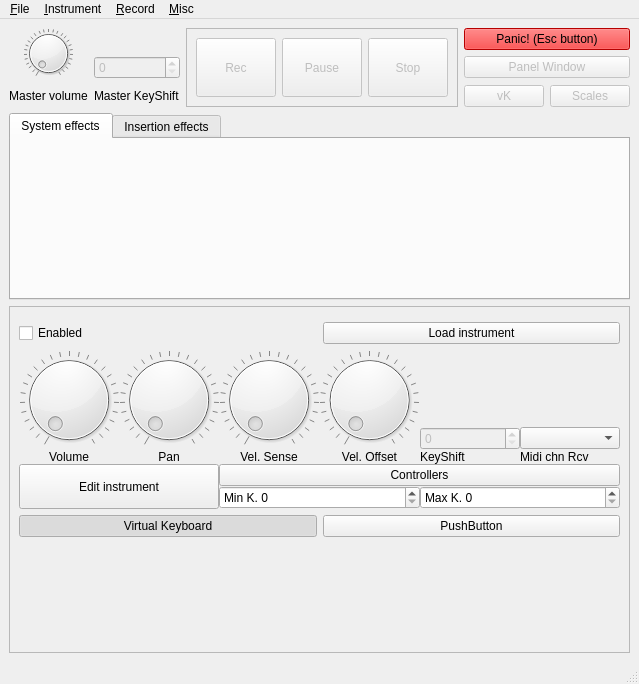
The window that src/NewUI/MasterUI.ui (saidinesh5/ZynAddSubFX) describes before a commit, drawn with Qt 5.
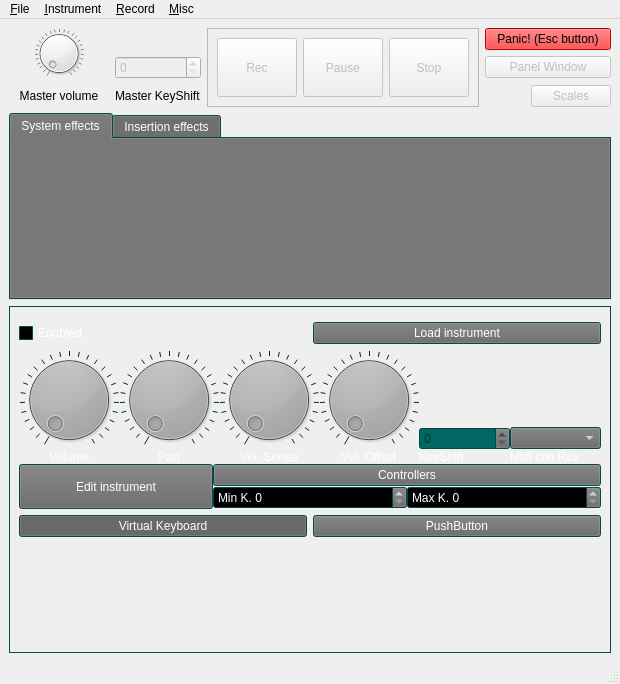
The same window after the commit. Custom widgets are drawn as their Qt base class.

Commit message: New colors, inspired by the old fltk gui

What changed in the file:
```diff
--- a/src/NewUI/MasterUI.ui
+++ b/src/NewUI/MasterUI.ui
@@ -17,16 +17,6 @@
    <layout class="QVBoxLayout" name="verticalLayout">
     <item>
      <layout class="QGridLayout" name="gridLayout">
-      <item row="2" column="3">
-       <widget class="QPushButton" name="pushButton_2">
-        <property name="enabled">
-         <bool>false</bool>
-        </property>
-        <property name="text">
-         <string>vK</string>
-        </property>
-       </widget>
-      </item>
       <item row="2" column="4">
        <widget class="QPushButton" name="pushButton_3">
         <property name="enabled">
@@ -591,6 +581,421 @@
     </item>
     <item>
      <widget class="QTabWidget" name="tabWidget">
+      <property name="palette">
+       <palette>
+        <active>
+         <colorrole role="WindowText">
+          <brush brushstyle="SolidPattern">
+           <color alpha="255">
+            <red>255</red>
+            <green>255</green>
+            <blue>255</blue>
+           </color>
+          </brush>
+         </colorrole>
+         <colorrole role="Button">
+          <brush brushstyle="SolidPattern">
+           <color alpha="255">
+            <red>103</red>
+            <green>103</green>
+            <blue>103</blue>
+           </color>
+          </brush>
+         </colorrole>
+         <colorrole role="Light">
+          <brush brushstyle="SolidPattern">
+           <color alpha="255">
+            <red>0</red>
+            <green>90</green>
+            <blue>180</blue>
+           </color>
+          </brush>
+         </colorrole>
+         <colorrole role="Midlight">
+          <brush brushstyle="SolidPattern">
+           <color alpha="255">
+            <red>0</red>
+            <green>129</green>
+            <blue>124</blue>
+           </color>
+          </brush>
+         </colorrole>
+         <colorrole role="Dark">
+          <brush brushstyle="SolidPattern">
+           <color alpha="255">
+            <red>0</red>
+            <green>51</green>
+            <blue>49</blue>
+           </color>
+          </brush>
+         </colorrole>
+         <colorrole role="Mid">
+          <brush brushstyle="SolidPattern">
+           <color alpha="255">
+            <red>0</red>
+            <green>68</green>
+            <blue>66</blue>
+           </color>
+          </brush>
+         </colorrole>
+         <colorrole role="Text">
+          <brush brushstyle="SolidPattern">
+           <color alpha="255">
+            <red>255</red>
+            <green>255</green>
+            <blue>255</blue>
+           </color>
+          </brush>
+         </colorrole>
+         <colorrole role="BrightText">
+          <brush brushstyle="SolidPattern">
+           <color alpha="255">
+            <red>255</red>
+            <green>255</green>
+            <blue>255</blue>
+           </color>
+          </brush>
+         </colorrole>
+         <colorrole role="ButtonText">
+          <brush brushstyle="SolidPattern">
+           <color alpha="255">
+            <red>255</red>
+            <green>255</green>
+            <blue>255</blue>
+           </color>
+          </brush>
+         </colorrole>
+         <colorrole role="Base">
+          <brush brushstyle="SolidPattern">
+           <color alpha="255">
+            <red>0</red>
+            <green>0</green>
+            <blue>0</blue>
+           </color>
+          </brush>
+         </colorrole>
+         <colorrole role="Window">
+          <brush brushstyle="SolidPattern">
+           <color alpha="255">
+            <red>0</red>
+            <green>103</green>
+            <blue>99</blue>
+           </color>
+          </brush>
+         </colorrole>
+         <colorrole role="Shadow">
+          <brush brushstyle="SolidPattern">
+           <color alpha="255">
+            <red>0</red>
+            <green>0</green>
+            <blue>0</blue>
+           </color>
+          </brush>
+         </colorrole>
+         <colorrole role="AlternateBase">
+          <brush brushstyle="SolidPattern">
+           <color alpha="255">
+            <red>0</red>
+            <green>51</green>
+            <blue>49</blue>
+           </color>
+          </brush>
+         </colorrole>
+         <colorrole role="ToolTipBase">
+          <brush brushstyle="SolidPattern">
+           <color alpha="255">
+            <red>255</red>
+            <green>255</green>
+            <blue>220</blue>
+           </color>
+          </brush>
+         </colorrole>
+         <colorrole role="ToolTipText">
+          <brush brushstyle="SolidPattern">
+           <color alpha="255">
+            <red>0</red>
+            <green>0</green>
+            <blue>0</blue>
+           </color>
+          </brush>
+         </colorrole>
+        </active>
+        <inactive>
+         <colorrole role="WindowText">
+          <brush brushstyle="SolidPattern">
+           <color alpha="255">
+            <red>255</red>
+            <green>255</green>
+            <blue>255</blue>
+           </color>
+          </brush>
+         </colorrole>
+         <colorrole role="Button">
+          <brush brushstyle="SolidPattern">
+           <color alpha="255">
+            <red>103</red>
+            <green>103</green>
+            <blue>103</blue>
+           </color>
+          </brush>
+         </colorrole>
+         <colorrole role="Light">
+          <brush brushstyle="SolidPattern">
+           <color alpha="255">
+            <red>0</red>
+            <green>90</green>
+            <blue>180</blue>
+           </color>
+          </brush>
+         </colorrole>
+         <colorrole role="Midlight">
+          <brush brushstyle="SolidPattern">
+           <color alpha="255">
+            <red>0</red>
+            <green>129</green>
+            <blue>124</blue>
+           </color>
+          </brush>
+         </colorrole>
+         <colorrole role="Dark">
+          <brush brushstyle="SolidPattern">
+           <color alpha="255">
+            <red>0</red>
+            <green>51</green>
+            <blue>49</blue>
+           </color>
+          </brush>
+         </colorrole>
+         <colorrole role="Mid">
+          <brush brushstyle="SolidPattern">
+           <color alpha="255">
+            <red>0</red>
+            <green>68</green>
+            <blue>66</blue>
+           </color>
+          </brush>
+         </colorrole>
+         <colorrole role="Text">
+          <brush brushstyle="SolidPattern">
+           <color alpha="255">
+            <red>255</red>
+            <green>255</green>
+            <blue>255</blue>
+           </color>
+          </brush>
+         </colorrole>
+         <colorrole role="BrightText">
+          <brush brushstyle="SolidPattern">
+           <color alpha="255">
+            <red>255</red>
+            <green>255</green>
+            <blue>255</blue>
+           </color>
+          </brush>
+         </colorrole>
+         <colorrole role="ButtonText">
+          <brush brushstyle="SolidPattern">
+           <color alpha="255">
+            <red>255</red>
+            <green>255</green>
+            <blue>255</blue>
+           </color>
+          </brush>
+         </colorrole>
+         <colorrole role="Base">
+          <brush brushstyle="SolidPattern">
+           <color alpha="255">
+            <red>0</red>
+            <green>0</green>
+            <blue>0</blue>
+           </color>
+          </brush>
+         </colorrole>
+         <colorrole role="Window">
+          <brush brushstyle="SolidPattern">
+           <color alpha="255">
+            <red>0</red>
+            <green>103</green>
+            <blue>99</blue>
+           </color>
+          </brush>
+         </colorrole>
+         <colorrole role="Shadow">
+          <brush brushstyle="SolidPattern">
+           <color alpha="255">
+            <red>0</red>
+            <green>0</green>
+            <blue>0</blue>
+           </color>
+          </brush>
+         </colorrole>
+         <colorrole role="AlternateBase">
+          <brush brushstyle="SolidPattern">
+           <color alpha="255">
+            <red>0</red>
+            <green>51</green>
+            <blue>49</blue>
+           </color>
+          </brush>
+         </colorrole>
+         <colorrole role="ToolTipBase">
+          <brush brushstyle="SolidPattern">
+           <color alpha="255">
+            <red>255</red>
+            <green>255</green>
+            <blue>220</blue>
+           </color>
+          </brush>
+         </colorrole>
+         <colorrole role="ToolTipText">
+          <brush brushstyle="SolidPattern">
+           <color alpha="255">
+            <red>0</red>
+            <green>0</green>
+            <blue>0</blue>
+           </color>
+          </brush>
+         </colorrole>
+        </inactive>
+        <disabled>
+         <colorrole role="WindowText">
+          <brush brushstyle="SolidPattern">
+           <color alpha="255">
+            <red>0</red>
+            <green>51</green>
+            <blue>49</blue>
+           </color>
+          </brush>
+         </colorrole>
+         <colorrole role="Button">
+          <brush brushstyle="SolidPattern">
+           <color alpha="255">
+            <red>103</red>
+            <green>103</green>
+            <blue>103</blue>
+           </color>
+          </brush>
+         </colorrole>
+         <colorrole role="Light">
+          <brush brushstyle="SolidPattern">
+           <color alpha="255">
+            <red>0</red>
+            <green>90</green>
+            <blue>180</blue>
+           </color>
+          </brush>
+         </colorrole>
+         <colorrole role="Midlight">
+          <brush brushstyle="SolidPattern">
+           <color alpha="255">
+            <red>0</red>
+            <green>129</green>
+            <blue>124</blue>
+           </color>
+          </brush>
+         </colorrole>
+         <colorrole role="Dark">
+          <brush brushstyle="SolidPattern">
+           <color alpha="255">
+            <red>0</red>
+            <green>51</green>
+            <blue>49</blue>
+           </color>
+          </brush>
+         </colorrole>
+         <colorrole role="Mid">
+          <brush brushstyle="SolidPattern">
+           <color alpha="255">
+            <red>0</red>
+            <green>68</green>
+            <blue>66</blue>
+           </color>
+          </brush>
+         </colorrole>
+         <colorrole role="Text">
+          <brush brushstyle="SolidPattern">
+           <color alpha="255">
+            <red>0</red>
+            <green>51</green>
+            <blue>49</blue>
+           </color>
+          </brush>
+         </colorrole>
+         <colorrole role="BrightText">
+          <brush brushstyle="SolidPattern">
+           <color alpha="255">
+            <red>255</red>
+            <green>255</green>
+            <blue>255</blue>
+           </color>
+          </brush>
+         </colorrole>
+         <colorrole role="ButtonText">
+          <brush brushstyle="SolidPattern">
+           <color alpha="255">
+            <red>0</red>
+            <green>51</green>
+            <blue>49</blue>
+           </color>
+          </brush>
+         </colorrole>
+         <colorrole role="Base">
+          <brush brushstyle="SolidPattern">
+           <color alpha="255">
+            <red>0</red>
+            <green>103</green>
+            <blue>99</blue>
+           </color>
+          </brush>
+         </colorrole>
+         <colorrole role="Window">
+          <brush brushstyle="SolidPattern">
+           <color alpha="255">
+            <red>0</red>
+            <green>103</green>
+            <blue>99</blue>
+           </color>
+          </brush>
+         </colorrole>
+         <colorrole role="Shadow">
+          <brush brushstyle="SolidPattern">
+           <color alpha="255">
+            <red>0</red>
+            <green>0</green>
+            <blue>0</blue>
+           </color>
+          </brush>
+         </colorrole>
+         <colorrole role="AlternateBase">
+          <brush brushstyle="SolidPattern">
+           <color alpha="255">
+            <red>0</red>
+            <green>103</green>
+            <blue>99</blue>
+           </color>
+          </brush>
+         </colorrole>
+         <colorrole role="ToolTipBase">
+          <brush brushstyle="SolidPattern">
+           <color alpha="255">
+            <red>255</red>
+            <green>255</green>
+            <blue>220</blue>
+           </color>
+          </brush>
+         </colorrole>
+         <colorrole role="ToolTipText">
+          <brush brushstyle="SolidPattern">
+           <color alpha="255">
+            <red>0</red>
+            <green>0</green>
+            <blue>0</blue>
+           </color>
+          </brush>
+         </colorrole>
+        </disabled>
+       </palette>
+      </property>
       <property name="currentIndex">
        <number>0</number>
       </property>
@@ -614,6 +1019,421 @@
       <property name="enabled">
        <bool>true</bool>
       </property>
+      <property name="palette">
+       <palette>
+        <active>
+         <colorrole role="WindowText">
+          <brush brushstyle="SolidPattern">
+           <color alpha="255">
+            <red>255</red>
+            <green>255</green>
+            <blue>255</blue>
+           </color>
+          </brush>
+         </colorrole>
+         <colorrole role="Button">
+          <brush brushstyle="SolidPattern">
+           <color alpha="255">
+            <red>103</red>
+            <green>103</green>
+            <blue>103</blue>
+           </color>
+          </brush>
+         </colorrole>
+         <colorrole role="Light">
+          <brush brushstyle="SolidPattern">
+           <color alpha="255">
+            <red>0</red>
+            <green>90</green>
+            <blue>180</blue>
+           </color>
+          </brush>
+         </colorrole>
+         <colorrole role="Midlight">
+          <brush brushstyle="SolidPattern">
+           <color alpha="255">
+            <red>0</red>
+            <green>129</green>
+            <blue>124</blue>
+           </color>
+          </brush>
+         </colorrole>
+         <colorrole role="Dark">
+          <brush brushstyle="SolidPattern">
+           <color alpha="255">
+            <red>0</red>
+            <green>51</green>
+            <blue>49</blue>
+           </color>
+          </brush>
+         </colorrole>
+         <colorrole role="Mid">
+          <brush brushstyle="SolidPattern">
+           <color alpha="255">
+            <red>0</red>
+            <green>68</green>
+            <blue>66</blue>
+           </color>
+          </brush>
+         </colorrole>
+         <colorrole role="Text">
+          <brush brushstyle="SolidPattern">
+           <color alpha="255">
+            <red>255</red>
+            <green>255</green>
+            <blue>255</blue>
+           </color>
+          </brush>
+         </colorrole>
+         <colorrole role="BrightText">
+          <brush brushstyle="SolidPattern">
+           <color alpha="255">
+            <red>255</red>
+            <green>255</green>
+            <blue>255</blue>
+           </color>
+          </brush>
+         </colorrole>
+         <colorrole role="ButtonText">
+          <brush brushstyle="SolidPattern">
+           <color alpha="255">
+            <red>255</red>
+            <green>255</green>
+            <blue>255</blue>
+           </color>
+          </brush>
+         </colorrole>
+         <colorrole role="Base">
+          <brush brushstyle="SolidPattern">
+           <color alpha="255">
+            <red>0</red>
+            <green>0</green>
+            <blue>0</blue>
+           </color>
+          </brush>
+         </colorrole>
+         <colorrole role="Window">
+          <brush brushstyle="SolidPattern">
+           <color alpha="255">
+            <red>0</red>
+            <green>103</green>
+            <blue>99</blue>
+           </color>
+          </brush>
+         </colorrole>
+         <colorrole role="Shadow">
+          <brush brushstyle="SolidPattern">
+           <color alpha="255">
+            <red>0</red>
+            <green>0</green>
+            <blue>0</blue>
+           </color>
+          </brush>
+         </colorrole>
+         <colorrole role="AlternateBase">
+          <brush brushstyle="SolidPattern">
+           <color alpha="255">
+            <red>0</red>
+            <green>51</green>
+            <blue>49</blue>
+           </color>
+          </brush>
+         </colorrole>
+         <colorrole role="ToolTipBase">
+          <brush brushstyle="SolidPattern">
+           <color alpha="255">
+            <red>255</red>
+            <green>255</green>
+            <blue>220</blue>
+           </color>
+          </brush>
+         </colorrole>
+         <colorrole role="ToolTipText">
+          <brush brushstyle="SolidPattern">
+           <color alpha="255">
+            <red>0</red>
+            <green>0</green>
+            <blue>0</blue>
+           </color>
+          </brush>
+         </colorrole>
+        </active>
+        <inactive>
+         <colorrole role="WindowText">
+          <brush brushstyle="SolidPattern">
+           <color alpha="255">
+            <red>255</red>
+            <green>255</green>
+            <blue>255</blue>
+           </color>
+          </brush>
+         </colorrole>
+         <colorrole role="Button">
+          <brush brushstyle="SolidPattern">
+           <color alpha="255">
+            <red>103</red>
+            <green>103</green>
+            <blue>103</blue>
+           </color>
+          </brush>
+         </colorrole>
+         <colorrole role="Light">
+          <brush brushstyle="SolidPattern">
+           <color alpha="255">
+            <red>0</red>
+            <green>90</green>
+            <blue>180</blue>
+           </color>
+          </brush>
+         </colorrole>
+         <colorrole role="Midlight">
+          <brush brushstyle="SolidPattern">
+           <color alpha="255">
+            <red>0</red>
+            <green>129</green>
+            <blue>124</blue>
+           </color>
+          </brush>
+         </colorrole>
+         <colorrole role="Dark">
+          <brush brushstyle="SolidPattern">
+           <color alpha="255">
+            <red>0</red>
+            <green>51</green>
+            <blue>49</blue>
+           </color>
+          </brush>
+         </colorrole>
+         <colorrole role="Mid">
+          <brush brushstyle="SolidPattern">
+           <color alpha="255">
+            <red>0</red>
+            <green>68</green>
+            <blue>66</blue>
+           </color>
+          </brush>
+         </colorrole>
+         <colorrole role="Text">
+          <brush brushstyle="SolidPattern">
+           <color alpha="255">
+            <red>255</red>
+            <green>255</green>
+            <blue>255</blue>
+           </color>
+          </brush>
+         </colorrole>
+         <colorrole role="BrightText">
+          <brush brushstyle="SolidPattern">
+           <color alpha="255">
+            <red>255</red>
+            <green>255</green>
+            <blue>255</blue>
+           </color>
+          </brush>
+         </colorrole>
+         <colorrole role="ButtonText">
+          <brush brushstyle="SolidPattern">
+           <color alpha="255">
+            <red>255</red>
+            <green>255</green>
+            <blue>255</blue>
+           </color>
+          </brush>
+         </colorrole>
+         <colorrole role="Base">
+          <brush brushstyle="SolidPattern">
+           <color alpha="255">
+            <red>0</red>
+            <green>0</green>
+            <blue>0</blue>
+           </color>
+          </brush>
+         </colorrole>
+         <colorrole role="Window">
+          <brush brushstyle="SolidPattern">
+           <color alpha="255">
+            <red>0</red>
+            <green>103</green>
+            <blue>99</blue>
+           </color>
+          </brush>
+         </colorrole>
+         <colorrole role="Shadow">
+          <brush brushstyle="SolidPattern">
+           <color alpha="255">
+            <red>0</red>
+            <green>0</green>
+            <blue>0</blue>
+           </color>
+          </brush>
+         </colorrole>
+         <colorrole role="AlternateBase">
+          <brush brushstyle="SolidPattern">
+           <color alpha="255">
+            <red>0</red>
+            <green>51</green>
+            <blue>49</blue>
+           </color>
+          </brush>
+         </colorrole>
+         <colorrole role="ToolTipBase">
+          <brush brushstyle="SolidPattern">
+           <color alpha="255">
+            <red>255</red>
+            <green>255</green>
+            <blue>220</blue>
+           </color>
+          </brush>
+         </colorrole>
+         <colorrole role="ToolTipText">
+          <brush brushstyle="SolidPattern">
+           <color alpha="255">
+            <red>0</red>
+            <green>0</green>
+            <blue>0</blue>
+           </color>
+          </brush>
+         </colorrole>
+        </inactive>
+        <disabled>
+         <colorrole role="WindowText">
+          <brush brushstyle="SolidPattern">
+           <color alpha="255">
+            <red>0</red>
+            <green>51</green>
+            <blue>49</blue>
+           </color>
+          </brush>
+         </colorrole>
+         <colorrole role="Button">
+          <brush brushstyle="SolidPattern">
+           <color alpha="255">
+            <red>103</red>
+            <green>103</green>
+            <blue>103</blue>
+           </color>
+          </brush>
+         </colorrole>
+         <colorrole role="Light">
+          <brush brushstyle="SolidPattern">
+           <color alpha="255">
+            <red>0</red>
+            <green>90</green>
+            <blue>180</blue>
+           </color>
+          </brush>
+         </colorrole>
+         <colorrole role="Midlight">
+          <brush brushstyle="SolidPattern">
+           <color alpha="255">
+            <red>0</red>
+            <green>129</green>
+            <blue>124</blue>
+           </color>
+          </brush>
+         </colorrole>
+         <colorrole role="Dark">
+          <brush brushstyle="SolidPattern">
+           <color alpha="255">
+            <red>0</red>
+            <green>51</green>
+            <blue>49</blue>
+           </color>
+          </brush>
+         </colorrole>
+         <colorrole role="Mid">
+          <brush brushstyle="SolidPattern">
+           <color alpha="255">
+            <red>0</red>
+            <green>68</green>
+            <blue>66</blue>
+           </color>
+          </brush>
+         </colorrole>
+         <colorrole role="Text">
+          <brush brushstyle="SolidPattern">
+           <color alpha="255">
+            <red>0</red>
+            <green>51</green>
+            <blue>49</blue>
+           </color>
+          </brush>
+         </colorrole>
+         <colorrole role="BrightText">
+          <brush brushstyle="SolidPattern">
+           <color alpha="255">
+            <red>255</red>
+            <green>255</green>
+            <blue>255</blue>
+           </color>
+          </brush>
+         </colorrole>
+         <colorrole role="ButtonText">
+          <brush brushstyle="SolidPattern">
+           <color alpha="255">
+            <red>0</red>
+            <green>51</green>
+            <blue>49</blue>
+           </color>
+          </brush>
+         </colorrole>
+         <colorrole role="Base">
+          <brush brushstyle="SolidPattern">
+           <color alpha="255">
+            <red>0</red>
+            <green>103</green>
+            <blue>99</blue>
+           </color>
+          </brush>
+         </colorrole>
+         <colorrole role="Window">
+          <brush brushstyle="SolidPattern">
+           <color alpha="255">
+            <red>0</red>
+            <green>103</green>
+            <blue>99</blue>
+           </color>
+          </brush>
+         </colorrole>
+         <colorrole role="Shadow">
+          <brush brushstyle="SolidPattern">
+           <color alpha="255">
+            <red>0</red>
+            <green>0</green>
+            <blue>0</blue>
+           </color>
+          </brush>
+         </colorrole>
+         <colorrole role="AlternateBase">
+          <brush brushstyle="SolidPattern">
+           <color alpha="255">
+            <red>0</red>
+            <green>103</green>
+            <blue>99</blue>
+           </color>
+          </brush>
+         </colorrole>
+         <colorrole role="ToolTipBase">
+          <brush brushstyle="SolidPattern">
+           <color alpha="255">
+            <red>255</red>
+            <green>255</green>
+            <blue>220</blue>
+           </color>
+          </brush>
+         </colorrole>
+         <colorrole role="ToolTipText">
+          <brush brushstyle="SolidPattern">
+           <color alpha="255">
+            <red>0</red>
+            <green>0</green>
+            <blue>0</blue>
+           </color>
+          </brush>
+         </colorrole>
+        </disabled>
+       </palette>
+      </property>
       <property name="frameShape">
        <enum>QFrame::StyledPanel</enum>
       </property>
```
The commit also changes 5 other files.
